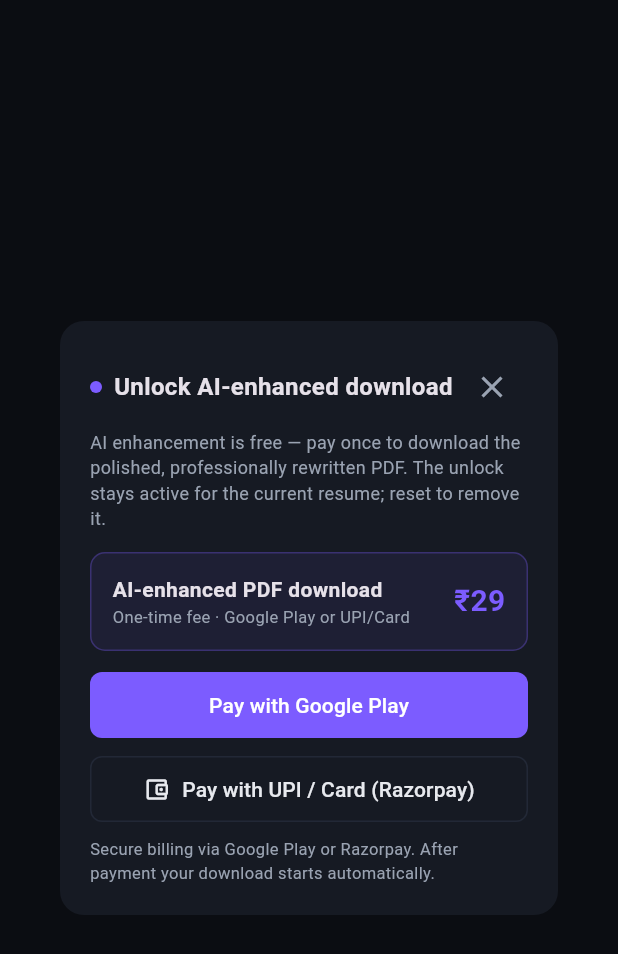
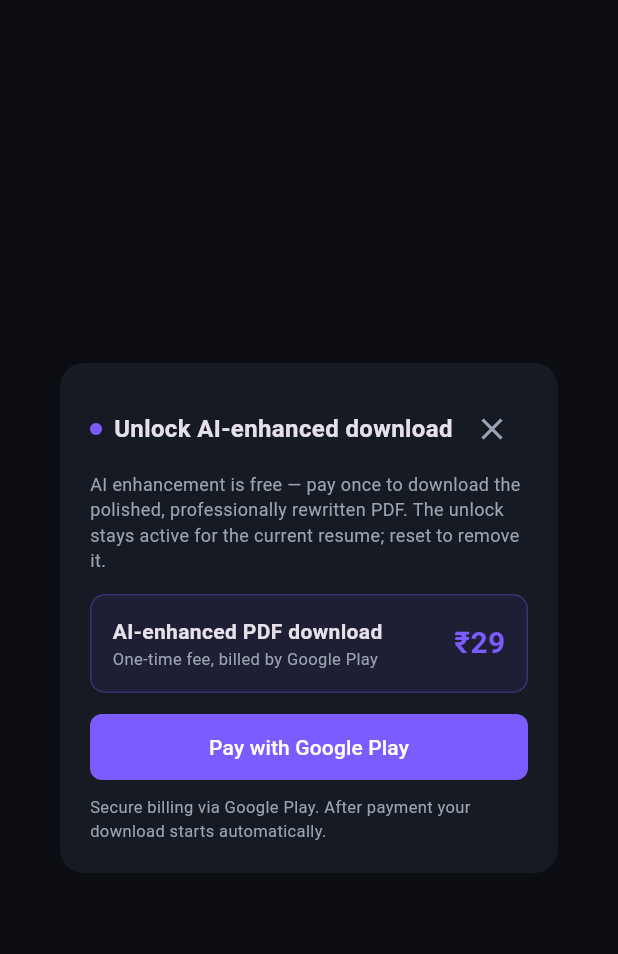
Before and after one commit to Neelam735/airesumebuilder, a Flutter app: the PaymentDialog widget shown alone on an empty page, opened directly with empty values, on a phone screen of 412 x 824 dp. Shown: the top 954 px of the screen. Run offline on Flutter 3.47's test engine with Material 3 defaults, Android fonts, the phone set to English and light mode, and no system bars; our stand-ins replace file_picker, in_app_purchase, pdf, printing, share_plus, shared_preferences; missing offline and left inert: syncfusion_flutter_pdf; accounts and stored records are empty; network calls fail.

Commit message:
feat: remove Razorpay from the Android app, keep it on the web
Google Play's payments policy generally requires Play Billing for digital
goods bought inside an app distributed on Play, so offering Razorpay in the
Android build put the listing at risk. The web app is not subject to that
policy and keeps Razorpay unchanged.

Mobile:
- deletes RazorpayService and the Razorpay API calls
- PaymentDialog offers Google Play only again
- drops the razorpay_flutter dependency and its ProGuard rules

Backend endpoints (/payment/razorpay/order and /verify) and the web
checkout are untouched, since the web app still uses them.

Co-Authored-By: Claude Opus 5 <noreply@anthropic.com>
Claude-Session: https://claude.ai/code/session_016pWyv3MFESErCertRyGpLs

```diff
--- a/mobile/lib/screens/builder_screen.dart
+++ b/mobile/lib/screens/builder_screen.dart
@@ -8,7 +8,6 @@ import '../services/api.dart';
 import '../services/billing.dart';
 import '../services/docx_export.dart';
 import '../services/pdf_export.dart';
-import '../services/razorpay_service.dart';
 import '../state/resume_provider.dart';
 import '../theme.dart';
 import '../widgets/enhance_dialog.dart';
@@ -28,7 +27,6 @@ class _BuilderScreenState extends State<BuilderScreen>
   late TabController _tabs;
   late ResumeApi _api;
   late BillingService _billing;
-  late RazorpayService _razorpay;
   late Analytics _analytics;
   bool _exporting = false;
   int _tab = 0;
@@ -37,8 +35,7 @@ class _BuilderScreenState extends State<BuilderScreen>
   void initState() {
     super.initState();
     _tabs = TabController(length: 2, vsync: this);
-    // Track the active tab so we can hide the Enhance FAB on the Preview tab
-    // (where it would otherwise overlap the Download bar).
+    // Track the active tab so the custom tab row can render the selected one.
     _tabs.addListener(() {
       if (mounted && _tabs.index != _tab) {
         setState(() => _tab = _tabs.index);
@@ -47,7 +44,6 @@ class _BuilderScreenState extends State<BuilderScreen>
     });
     _api = ResumeApi();
     _billing = BillingService(_api);
-    _razorpay = RazorpayService(_api);
     _analytics = Analytics(_api);
     _analytics.log('app_open');
     // Best-effort load of the in-app product so the price renders in the
@@ -59,7 +55,6 @@ class _BuilderScreenState extends State<BuilderScreen>
   void dispose() {
     _tabs.dispose();
     _billing.dispose();
-    _razorpay.dispose();
     super.dispose();
   }
 
@@ -84,7 +79,7 @@ class _BuilderScreenState extends State<BuilderScreen>
       final paid = await showDialog<bool>(
         context: context,
         barrierDismissible: false,
-        builder: (_) => PaymentDialog(billing: _billing, razorpay: _razorpay),
+        builder: (_) => PaymentDialog(billing: _billing),
       );
       if (paid != true) {
         _analytics.log('payment_cancelled');
--- a/mobile/lib/widgets/payment_dialog.dart
+++ b/mobile/lib/widgets/payment_dialog.dart
@@ -2,23 +2,17 @@ import 'package:flutter/material.dart';
 import 'package:provider/provider.dart';
 
 import '../services/billing.dart';
-import '../services/razorpay_service.dart';
 import '../state/resume_provider.dart';
 import '../theme.dart';
 
 /// Shown when the user taps Download on an AI-enhanced resume that hasn't
-/// been paid for yet. Drives the purchase through either Google Play or
-/// Razorpay, persists the resulting payment token, and resolves with `true`
-/// on success so the caller can proceed to share/download the PDF.
+/// been paid for yet. Drives the Google Play purchase, persists the
+/// resulting payment token, and resolves with `true` on success so the
+/// caller can proceed to share/download the PDF.
 class PaymentDialog extends StatefulWidget {
   final BillingService billing;
-  final RazorpayService razorpay;
 
-  const PaymentDialog({
-    super.key,
-    required this.billing,
-    required this.razorpay,
-  });
+  const PaymentDialog({super.key, required this.billing});
 
   @override
   State<PaymentDialog> createState() => _PaymentDialogState();
@@ -38,17 +32,6 @@ class _PaymentDialogState extends State<PaymentDialog> {
     );
   }
 
-  Future<void> _purchaseRazorpay() async {
-    await _run(
-      'Opening Razorpay…',
-      () => widget.razorpay.payAndVerify(
-        onStatus: (s) => setState(() => _status = s),
-      ),
-    );
-  }
-
-  /// Shared plumbing for both providers: both resolve with a server-issued
-  /// payment token, so success handling is identical.
   Future<void> _run(String initialStatus, Future<String> Function() pay) async {
     setState(() {
       _busy = true;
@@ -127,7 +110,7 @@ class _PaymentDialogState extends State<PaymentDialog> {
                           Text('AI-enhanced PDF download',
                               style: TextStyle(
                                   fontSize: 14, fontWeight: FontWeight.w600)),
-                          Text('One-time fee · Google Play or UPI/Card',
+                          Text('One-time fee, billed by Google Play',
                               style: TextStyle(
                                   color: AppColors.inkMuted, fontSize: 11)),
                         ],
@@ -164,18 +147,9 @@ class _PaymentDialogState extends State<PaymentDialog> {
                     : 'Pay with Google Play'),
               ),
               const SizedBox(height: 8),
-              OutlinedButton.icon(
-                onPressed: _busy ? null : _purchaseRazorpay,
-                icon: const Icon(Icons.account_balance_wallet_outlined, size: 18),
-                label: const Text('Pay with UPI / Card (Razorpay)'),
-                style: OutlinedButton.styleFrom(
-                  padding: const EdgeInsets.symmetric(vertical: 12),
-                ),
-              ),
-              const SizedBox(height: 8),
               const Text(
-                'Secure billing via Google Play or Razorpay. After payment your '
-                'download starts automatically.',
+                'Secure billing via Google Play. After payment your download '
+                'starts automatically.',
                 style: TextStyle(color: AppColors.inkMuted, fontSize: 11),
               ),
             ],
--- a/mobile/pubspec.yaml
+++ b/mobile/pubspec.yaml
@@ -1,5 +1,5 @@
 name: resume_builder
-description: AI-powered resume builder with Razorpay payment and Gemini improvement.
+description: AI-powered resume builder with Google Play billing and Gemini improvement.
 publish_to: 'none'
 version: 1.1.0+3
 
@@ -22,10 +22,6 @@ dependencies:
   # Google Play in-app billing
   in_app_purchase: ^3.2.0
   in_app_purchase_android: ^0.4.0+10
-
-  # Razorpay checkout (UPI / cards / net banking). The order is created and the
-  # payment signature verified server-side; the app only ever holds the key id.
-  razorpay_flutter: ^1.3.7
 
   # PDF generation + sharing
   pdf: ^3.10.8
```
Also changed, not shown: mobile/lib/services/api.dart (+0 -21 lines), mobile/lib/services/razorpay_service.dart (deleted, +0 -141 lines), 1 other file.
